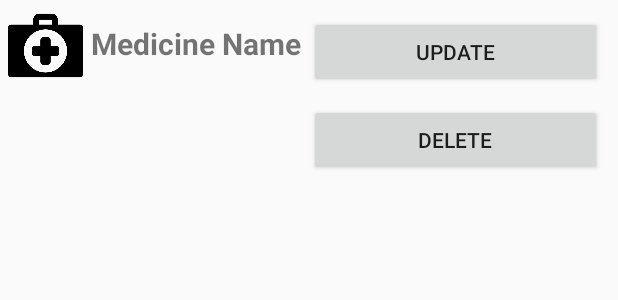
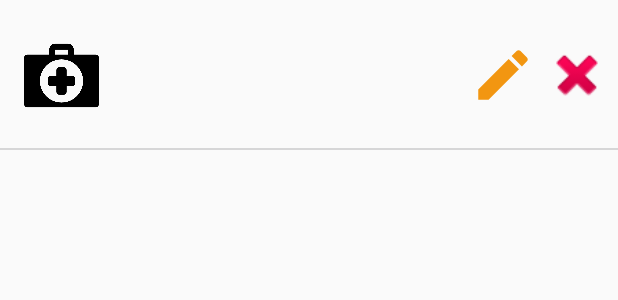
Before and after one commit to adnansayed/NeuroWheels, an Android app: the layout list_medicine_layout.xml on its own in the app's theme, with its tools: preview values and no code run, on a phone screen of 412 x 824 dp. Shown: the top 300 px of the screen. Run offline under Robolectric (Android 15) with nearby library versions, the phone set to English and light mode, and no system bars.

Commit message:
- Rewriting Medicine Db interactions via a ContentResolver and passing URIs

```diff
--- a/app/src/main/java/onestopsolns/neurowheels/data/AlarmReminderDbHelper.java
+++ b/app/src/main/java/onestopsolns/neurowheels/data/AlarmReminderDbHelper.java
@@ -31,8 +31,13 @@ public class AlarmReminderDbHelper extends SQLiteOpenHelper {
                 + AlarmReminderContract.AlarmReminderEntry.KEY_REPEAT_TYPE + " TEXT NOT NULL, "
                 + AlarmReminderContract.AlarmReminderEntry.KEY_ACTIVE + " TEXT NOT NULL " + " );";
 
+        String SQL_CREATE_MEDICINE_TABLE =  "CREATE TABLE " + MedicineContract.MedicineEntry.TABLE_NAME + " ("
+                + MedicineContract.MedicineEntry._ID + " INTEGER PRIMARY KEY AUTOINCREMENT, "
+                + MedicineContract.MedicineEntry.KEY_TITLE + " TEXT NOT NULL " + " );";
+
         // Execute the SQL statement
         sqLiteDatabase.execSQL(SQL_CREATE_ALARM_TABLE);
+        sqLiteDatabase.execSQL(SQL_CREATE_MEDICINE_TABLE);
 
 
     }
--- /dev/null
+++ b/app/src/main/res/drawable/ic_add_circle_outline_black_24dp.xml
@@ -0,0 +1,5 @@
+<vector android:height="24dp" android:tint="#FFFFFF"
+    android:viewportHeight="24.0" android:viewportWidth="24.0"
+    android:width="24dp" xmlns:android="http://schemas.android.com/apk/res/android">
+    <path android:fillColor="#FF000000" android:pathData="M13,7h-2v4L7,11v2h4v4h2v-4h4v-2h-4L13,7zM12,2C6.48,2 2,6.48 2,12s4.48,10 10,10 10,-4.48 10,-10S17.52,2 12,2zM12,20c-4.41,0 -8,-3.59 -8,-8s3.59,-8 8,-8 8,3.59 8,8 -3.59,8 -8,8z"/>
+</vector>
--- /dev/null
+++ b/app/src/main/res/drawable/ic_edit_black_24dp.xml
@@ -0,0 +1,5 @@
+<vector android:height="24dp" android:tint="#F29611"
+    android:viewportHeight="24.0" android:viewportWidth="24.0"
+    android:width="24dp" xmlns:android="http://schemas.android.com/apk/res/android">
+    <path android:fillColor="#FF000000" android:pathData="M3,17.25V21h3.75L17.81,9.94l-3.75,-3.75L3,17.25zM20.71,7.04c0.39,-0.39 0.39,-1.02 0,-1.41l-2.34,-2.34c-0.39,-0.39 -1.02,-0.39 -1.41,0l-1.83,1.83 3.75,3.75 1.83,-1.83z"/>
+</vector>
--- a/app/src/main/res/layout/activity_add_alarm.xml
+++ b/app/src/main/res/layout/activity_add_alarm.xml
@@ -35,7 +35,7 @@
             android:layout_marginLeft="72dp"
             android:layout_marginRight="16dp"
             android:gravity="top|left"
-            android:hint="Reminder"
+            android:hint="Add Medicine"
             android:inputType="textCapWords|textMultiLine"
             android:lines="4"
             android:minLines="4"
--- a/app/src/main/res/layout/list_medicine_layout.xml
+++ b/app/src/main/res/layout/list_medicine_layout.xml
@@ -1,50 +1,60 @@
 <?xml version="1.0" encoding="utf-8"?>
-<RelativeLayout xmlns:android="http://schemas.android.com/apk/res/android"
+<android.support.constraint.ConstraintLayout
+    xmlns:android="http://schemas.android.com/apk/res/android"
     android:layout_width="match_parent"
-    android:layout_height="match_parent"
-    android:padding="5dp">
-
-    <LinearLayout
-        android:layout_width="match_parent"
-        android:layout_height="wrap_content"
-        android:orientation="horizontal">
+    android:layout_height="100dp"
+    xmlns:app="http://schemas.android.com/apk/res-auto">
 
     <ImageView
+        android:id="@+id/image1"
         android:layout_width="50dp"
         android:layout_height="50dp"
         android:scaleType="fitXY"
-            android:src="@drawable/med" />
+        android:src="@drawable/med"
+        app:layout_constraintLeft_toLeftOf="parent"
+        app:layout_constraintTop_toTopOf="parent"
+        app:layout_constraintBottom_toBottomOf="parent"
+        android:layout_marginStart="@dimen/activity_usual_margins"
+        android:layout_marginLeft="@dimen/activity_usual_margins"/>
 
     <TextView
         android:id="@+id/medicinename"
-            android:layout_width="wrap_content"
+        android:layout_width="0dp"
         android:layout_height="wrap_content"
-            android:layout_marginLeft="5dp"
-            android:layout_marginTop="10dp"
-            android:text="Medicine Name"
-            android:textSize="20sp"
-            android:textStyle="bold" />
-
-        <LinearLayout
-            android:layout_width="match_parent"
-            android:layout_height="wrap_content"
-            android:orientation="vertical">
+        android:textSize="16sp"
+        android:textStyle="bold"
+        android:layout_marginStart="@dimen/small_margin"
+        android:layout_marginLeft="@dimen/small_margin"
+        android:layout_marginEnd="@dimen/small_margin"
+        android:layout_marginRight="@dimen/small_margin"
+        app:layout_constraintLeft_toRightOf="@+id/image1"
+        app:layout_constraintRight_toLeftOf="@+id/updatemed"
+        app:layout_constraintTop_toTopOf="parent"
+        app:layout_constraintBottom_toBottomOf="parent"/>
 
     <Button
         android:id="@+id/updatemed"
-                android:layout_width="match_parent"
-                android:layout_height="wrap_content"
+        android:layout_width="44dp"
+        android:layout_height="44dp"
         android:layout_margin="5dp"
-                android:text="Update" />
+        android:background="@drawable/ic_edit_black_24dp"
+        app:layout_constraintTop_toTopOf="parent"
+        app:layout_constraintBottom_toBottomOf="parent"
+        app:layout_constraintRight_toLeftOf="@+id/deletemed"/>
 
     <Button
         android:id="@+id/deletemed"
+        android:layout_width="44dp"
+        android:layout_height="44dp"
+        android:layout_margin="5dp"
+        android:background="@android:drawable/ic_delete"
+        app:layout_constraintTop_toTopOf="parent"
+        app:layout_constraintBottom_toBottomOf="parent"
+        app:layout_constraintRight_toRightOf="parent"/>
+
+    <View
         android:layout_width="match_parent"
-                android:layout_height="wrap_content"
-                android:layout_margin="5dp"
-                android:text="Delete" />
-        </LinearLayout>
-    </LinearLayout>
-
-
-</RelativeLayout>
+        android:layout_height="1dp"
+        android:background="@color/mdtp_light_gray"
+        app:layout_constraintBottom_toBottomOf="parent"/>
+</android.support.constraint.ConstraintLayout>
--- a/app/src/main/res/values/dimens.xml
+++ b/app/src/main/res/values/dimens.xml
@@ -8,4 +8,7 @@
 
     <dimen name="fab_margin">16dp</dimen>
     <dimen name="logo_w_h">100dp</dimen>
+
+    <dimen name="activity_usual_margins">16dp</dimen>
+    <dimen name="small_margin">8dp</dimen>
 </resources>
```
Also changed, not shown: app/src/main/java/onestopsolns/neurowheels/adapter/MedicineAdapter.java (+35 -104 lines), app/src/main/java/onestopsolns/neurowheels/data/AlarmReminderProvider.java (+80 -0 lines), app/src/main/java/onestopsolns/neurowheels/data/MedicineContract.java (added, +36 -0 lines), app/src/main/java/onestopsolns/neurowheels/fragments/Medicine.java (+128 -65 lines), app/src/main/res/layout/fragment_medicine.xml (+10 -17 lines). Lines whose indentation alone changed are shown as unchanged.
